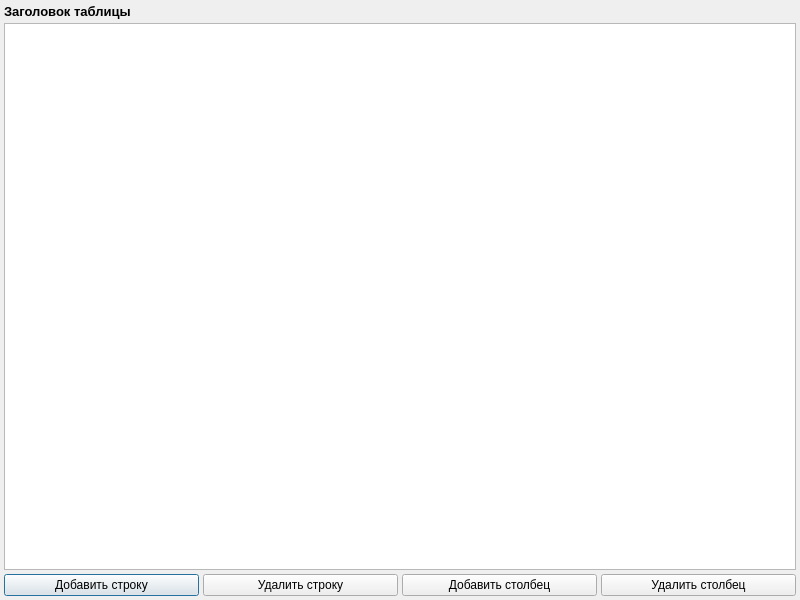
Gris87/ProtocolCreator, file src/main/tableeditdialog.ui: the form before one commit.
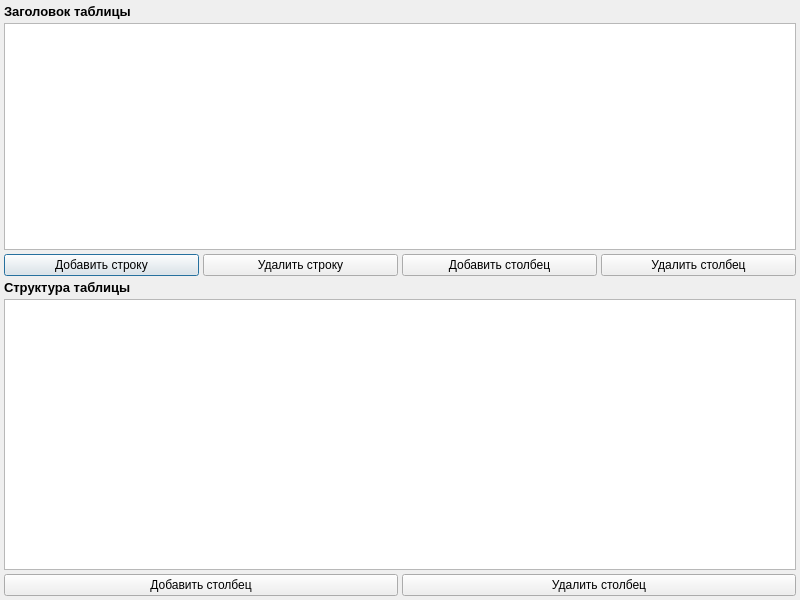
The form after the commit. Custom widgets are drawn as their Qt base class.

Commit message: Structure table

Patch:
```diff
--- a/src/main/tableeditdialog.ui
+++ b/src/main/tableeditdialog.ui
@@ -89,6 +89,49 @@
      </layout>
     </widget>
    </item>
+   <item>
+    <widget class="QLabel" name="structureLabel">
+     <property name="font">
+      <font>
+       <pointsize>10</pointsize>
+       <weight>75</weight>
+       <bold>true</bold>
+      </font>
+     </property>
+     <property name="text">
+      <string>Структура таблицы</string>
+     </property>
+    </widget>
+   </item>
+   <item>
+    <widget class="UnitedTable" name="structureTableWidget"/>
+   </item>
+   <item>
+    <widget class="QWidget" name="headerAdminWidget_2" native="true">
+     <layout class="QHBoxLayout" name="horizontalLayout_2">
+      <property name="spacing">
+       <number>4</number>
+      </property>
+      <property name="margin">
+       <number>0</number>
+      </property>
+      <item>
+       <widget class="QPushButton" name="structureAddColButton">
+        <property name="text">
+         <string>Добавить столбец</string>
+        </property>
+       </widget>
+      </item>
+      <item>
+       <widget class="QPushButton" name="structureDelColButton">
+        <property name="text">
+         <string>Удалить столбец</string>
+        </property>
+       </widget>
+      </item>
+     </layout>
+    </widget>
+   </item>
   </layout>
  </widget>
  <customwidgets>
```
